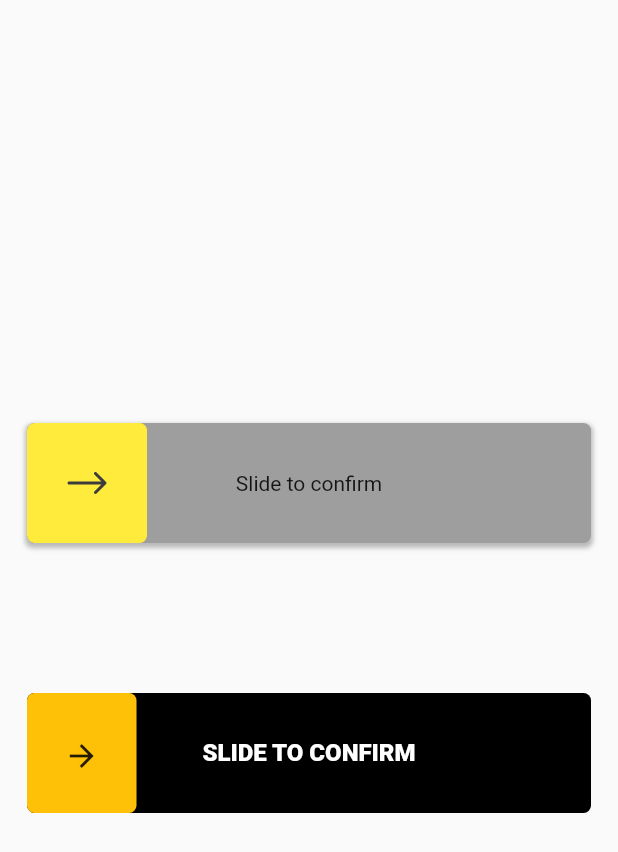
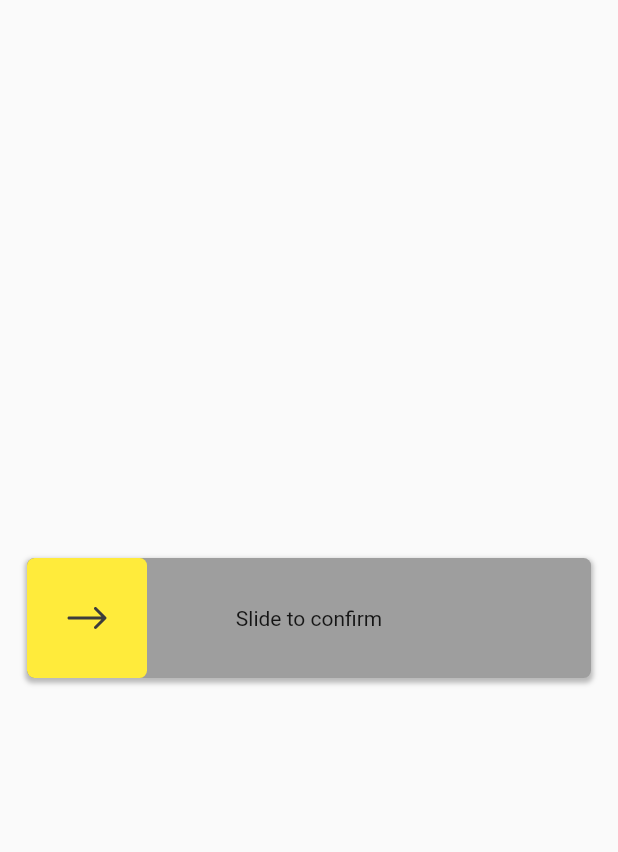
Before and after one commit to MyNextLevel/flutter_swipe_button_example, a Flutter app: the screen it shows after launch, on a phone screen of 412 x 824 dp. Shown: the top 852 px of the screen. Run offline on Flutter 3.47's test engine with Material 2 defaults, Android fonts, the light colour scheme and no system bars; our stand-ins replace flutter_bloc, flutter_svg, freezed_annotation.

Commit message:
latest changes are working

```diff
--- a/lib/home_cubit.dart
+++ b/lib/home_cubit.dart
@@ -11,11 +11,9 @@ class HomeCubit extends Cubit<HomeState> {
   HomeCubit() : super(const HomeState());
 
   void makeConfirm(ActionSliderController controller) async {
-    emit(state.copyWith(isLoading: true));
     controller.loading();
     debugPrint('=====> loading');
     await Future.delayed(const Duration(seconds: 5));
-    emit(state.copyWith(isLoading: false));
     controller.success();
     debugPrint('=====> success');
     await Future.delayed(const Duration(seconds: 1));
--- a/lib/home_page.dart
+++ b/lib/home_page.dart
@@ -4,7 +4,6 @@ import 'package:flutter_svg/flutter_svg.dart';
 
 import 'home_cubit.dart';
 import 'action_slider/action_slider.dart';
-import 'swipebuttonflutter.dart';
 
 class HomePage extends StatelessWidget {
   const HomePage({Key? key}) : super(key: key);
@@ -16,12 +15,10 @@ class HomePage extends StatelessWidget {
       create: (_) => cubit,
       child: BlocBuilder<HomeCubit, HomeState>(
         builder: (context, state) => Scaffold(
-          body: Padding(
+          body: Center(
+            child: Padding(
               padding: const EdgeInsets.symmetric(horizontal: 18),
-            child: Column(
-              mainAxisAlignment: MainAxisAlignment.center,
-              children: [
-                ActionSlider.standard(
+              child: ActionSlider.standard(
                 sliderBehavior: SliderBehavior.stretch,
                 width: MediaQuery.of(context).size.width,
                 child: const Text('Slide to confirm'),
@@ -30,20 +27,8 @@ class HomePage extends StatelessWidget {
                 icon: SvgPicture.asset('assets/arrow_right.svg'),
                 onSlide: (controller) async {
                   cubit.makeConfirm(controller);
-                    // controller.loading();
-                    // await Future.delayed(const Duration(seconds: 3));
-                    // controller.success();
-                    // await Future.delayed(const Duration(seconds: 1));
-                    // controller.reset();
                 },
               ),
-                const SizedBox(height: 100),
-                SwipingButton(
-                  text: 'Slide to confirm',
-                  isLoading: state.isLoading,
-                  onSwipeCallback: () {},
-                ),
-              ],
             ),
           ),
         ),
--- a/lib/swipable_button.dart
+++ /dev/null
@@ -1,119 +0,0 @@
-import 'package:flutter/material.dart';
-
-class SwipeAbleWidget extends StatefulWidget {
-  final Widget child;
-  final double height;
-  final VoidCallback onSwipeCallback;
-  final double? swipePercentageNeeded;
-  final double screenSize;
-  final Function(bool, double) onSwipeStartCallback;
-
-  SwipeAbleWidget({
-    Key? key,
-    required this.child,
-    required this.height,
-    required this.onSwipeCallback,
-    required this.onSwipeStartCallback,
-    required this.screenSize,
-    this.swipePercentageNeeded = 0.75,
-  })  : assert(swipePercentageNeeded! <= 1.0),
-        super(key: key);
-
-  @override
-  _SwipeAbleWidgetState createState() => _SwipeAbleWidgetState();
-}
-
-class _SwipeAbleWidgetState extends State<SwipeAbleWidget>
-    with SingleTickerProviderStateMixin {
-  late AnimationController _controller;
-
-  var _dxStartPosition = 0.0;
-  var _dxEndsPosition = 0.0;
-  var _initControllerVal;
-
-  @override
-  void initState() {
-    super.initState();
-    _initControllerVal = widget.height / widget.screenSize;
-    _controller = AnimationController(
-      vsync: this,
-      duration: const Duration(milliseconds: 300),
-    )..addListener(
-        () {
-          if (_controller.value > _initControllerVal) {
-            setState(() {});
-            widget.onSwipeStartCallback(
-                _controller.value > _initControllerVal + 0.1,
-                _controller.value);
-          }
-          if (_controller.value == _initControllerVal) {
-            widget.onSwipeStartCallback(false, 0);
-          }
-        },
-      );
-    _controller.value = _initControllerVal;
-  }
-
-  @override
-  void dispose() {
-    _controller.dispose();
-    super.dispose();
-  }
-
-  @override
-  Widget build(BuildContext context) {
-    return GestureDetector(
-      onPanStart: (details) {
-        setState(() {
-          _dxStartPosition = details.localPosition.dx;
-        });
-      },
-      onPanUpdate: (details) {
-        final widgetSize = context.size!.width;
-
-        final minimumXToStartSwiping = widgetSize * 0.25;
-        if (_dxStartPosition <= minimumXToStartSwiping) {
-          setState(() {
-            _dxEndsPosition = details.localPosition.dx;
-          });
-
-          final widgetSize = context.size!.width;
-          if (_dxEndsPosition >= minimumXToStartSwiping) {
-            _controller.value = ((details.localPosition.dx) / widgetSize);
-          }
-        }
-      },
-      onPanEnd: (details) async {
-        final delta = _dxEndsPosition - _dxStartPosition;
-        final widgetSize = context.size!.width;
-        final deltaNeededToBeSwiped =
-            widgetSize * widget.swipePercentageNeeded!;
-        if (delta > deltaNeededToBeSwiped) {
-          _controller.animateTo(
-            1.0,
-            duration: const Duration(milliseconds: 300),
-            curve: Curves.fastOutSlowIn,
-          );
-          widget.onSwipeCallback();
-        } else {
-          _controller.animateTo(
-            _initControllerVal,
-            duration: const Duration(milliseconds: 300),
-            curve: Curves.fastOutSlowIn,
-          );
-        }
-      },
-      child: SizedBox(
-        height: widget.height,
-        child: Align(
-          alignment: Alignment.centerLeft,
-          child: FractionallySizedBox(
-            widthFactor: _controller.value,
-            heightFactor: 1.0,
-            child: widget.child,
-          ),
-        ),
-      ),
-    );
-  }
-}
--- a/lib/swipebuttonflutter.dart
+++ /dev/null
@@ -1,131 +0,0 @@
-import 'package:flutter/cupertino.dart';
-import 'package:flutter/material.dart';
-import 'package:flutter/scheduler.dart';
-import 'swipable_button.dart';
-
-// ignore: must_be_immutable
-class SwipingButton extends StatefulWidget {
-  final String text;
-  final double height;
-  final VoidCallback onSwipeCallback;
-  final Color swipeButtonColor;
-  final Color backgroundColor;
-  final Color iconColor;
-  TextStyle? buttonTextStyle;
-  final EdgeInsets padding;
-  final double? swipePercentageNeeded;
-  final bool isLoading;
-
-  SwipingButton({
-    Key? key,
-    required this.text,
-    required this.isLoading,
-    this.height = 80,
-    required this.onSwipeCallback,
-    this.swipeButtonColor = Colors.amber,
-    this.backgroundColor = Colors.black,
-    this.padding = const EdgeInsets.fromLTRB(0, 0, 0, 0),
-    this.iconColor = Colors.white,
-    this.buttonTextStyle,
-    this.swipePercentageNeeded,
-  }) : super(key: key);
-
-  @override
-  State<StatefulWidget> createState() => StateSwipingButton(
-        text: text,
-        onSwipeCallback: onSwipeCallback,
-        height: height,
-        padding: this.padding,
-        swipeButtonColor: this.swipeButtonColor,
-        backgroundColor: this.backgroundColor,
-        iconColor: this.iconColor,
-        buttonTextStyle: this.buttonTextStyle,
-      );
-}
-
-class StateSwipingButton extends State<SwipingButton> {
-  final String text;
-  final double height;
-  final VoidCallback onSwipeCallback;
-  bool isSwiping = false;
-  double opacityVal = 1;
-  final Color swipeButtonColor;
-  final Color backgroundColor;
-  final Color iconColor;
-  TextStyle? buttonTextStyle;
-  final EdgeInsets padding;
-
-  StateSwipingButton({
-    Key? key,
-    required this.text,
-    required this.height,
-    required this.onSwipeCallback,
-    this.padding = const EdgeInsets.fromLTRB(0, 0, 0, 0),
-    this.swipeButtonColor = Colors.amber,
-    this.backgroundColor = Colors.black,
-    this.iconColor = Colors.white,
-    this.buttonTextStyle,
-  });
-
-  @override
-  Widget build(BuildContext context) {
-    buttonTextStyle ??= const TextStyle(
-      fontSize: 16.0,
-      fontWeight: FontWeight.w800,
-      color: Colors.white,
-    );
-    return Container(
-      width: MediaQuery.of(context).size.width,
-      padding: padding,
-      child: Stack(
-        children: [
-          Container(
-            height: height,
-            decoration: BoxDecoration(
-              color: backgroundColor,
-              borderRadius: BorderRadius.circular(5),
-            ),
-            child: Center(
-              child: Text(
-                text.toUpperCase(),
-                style: const TextStyle(
-                  fontSize: 16.0,
-                  fontWeight: FontWeight.w800,
-                  color: Colors.white,
-                ),
-                maxLines: 1,
-                overflow: TextOverflow.ellipsis,
-              ),
-            ),
-          ),
-          SwipeAbleWidget(
-            height: height,
-            swipePercentageNeeded: widget.swipePercentageNeeded ?? 0.8,
-            screenSize: MediaQuery.of(context).size.width -
-                (padding.right + padding.left),
-            child: Container(
-              child: Padding(
-                padding: const EdgeInsets.symmetric(vertical: 30.0),
-                child: widget.isLoading
-                    ? const CupertinoActivityIndicator()
-                    : const Icon(Icons.arrow_forward_sharp),
-              ),
-              decoration: BoxDecoration(
-                color: swipeButtonColor,
-                borderRadius: BorderRadius.circular(5),
-              ),
-            ),
-            onSwipeCallback: onSwipeCallback,
-            onSwipeStartCallback: (val, conVal) {
-              SchedulerBinding.instance!
-                  .addPostFrameCallback((_) => setState(() {
-                        isSwiping = val;
-                        opacityVal = 1 - conVal;
-                      }));
-            },
-          ),
-        ],
-      ),
-    );
-  }
-}
```
Lines whose indentation alone changed are shown as unchanged.
